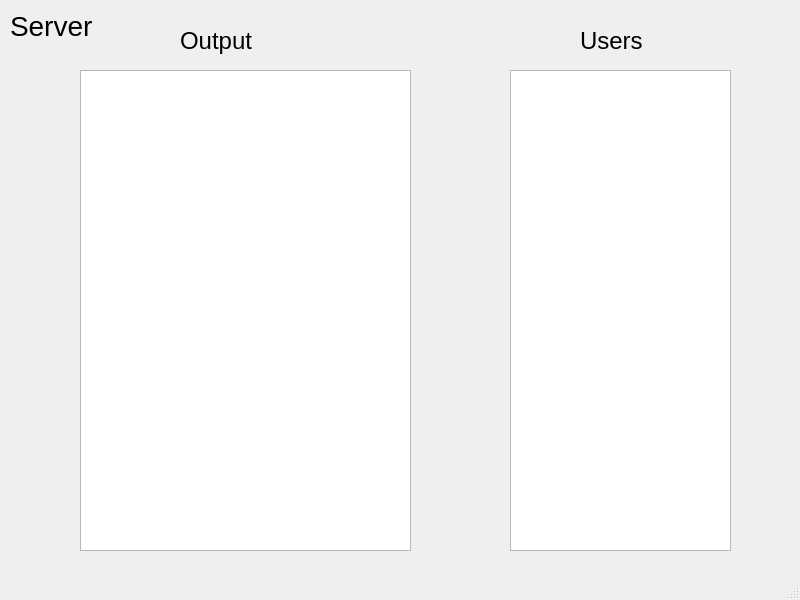
Old version of the form Lokaverkefni/server_window.ui in the repository jonasfreyr/Lokaverkefni-Netforritun.
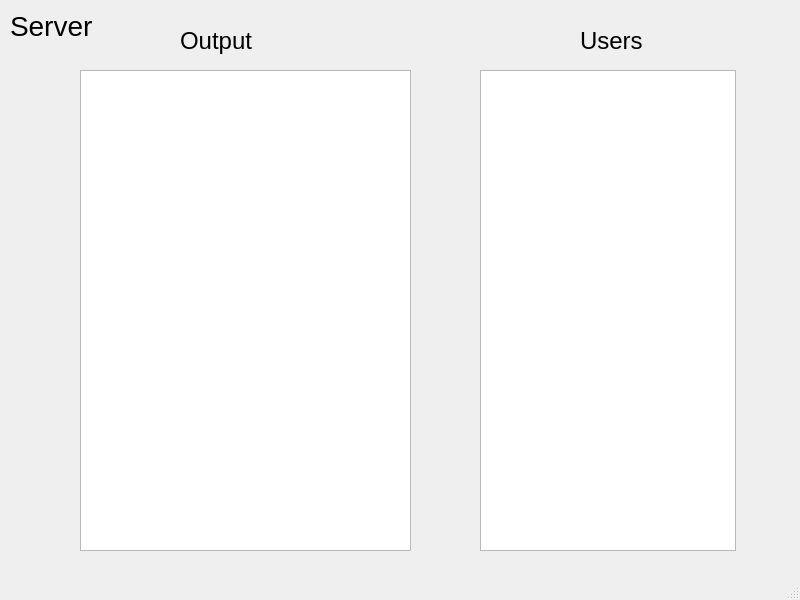
New version of the form.

Commit message: Laga server GUI

```diff
--- a/Lokaverkefni/server_window.ui
+++ b/Lokaverkefni/server_window.ui
@@ -60,16 +60,6 @@
      <string>Output</string>
     </property>
    </widget>
-   <widget class="QTextBrowser" name="textBrowser_2">
-    <property name="geometry">
-     <rect>
-      <x>510</x>
-      <y>70</y>
-      <width>221</width>
-      <height>481</height>
-     </rect>
-    </property>
-   </widget>
    <widget class="QLabel" name="label_3">
     <property name="geometry">
      <rect>
@@ -88,6 +78,16 @@
      <string>Users</string>
     </property>
    </widget>
+   <widget class="QListWidget" name="listWidget">
+    <property name="geometry">
+     <rect>
+      <x>480</x>
+      <y>70</y>
+      <width>256</width>
+      <height>481</height>
+     </rect>
+    </property>
+   </widget>
   </widget>
   <widget class="QMenuBar" name="menubar">
    <property name="geometry">
```
The commit also changes 1 other file.
